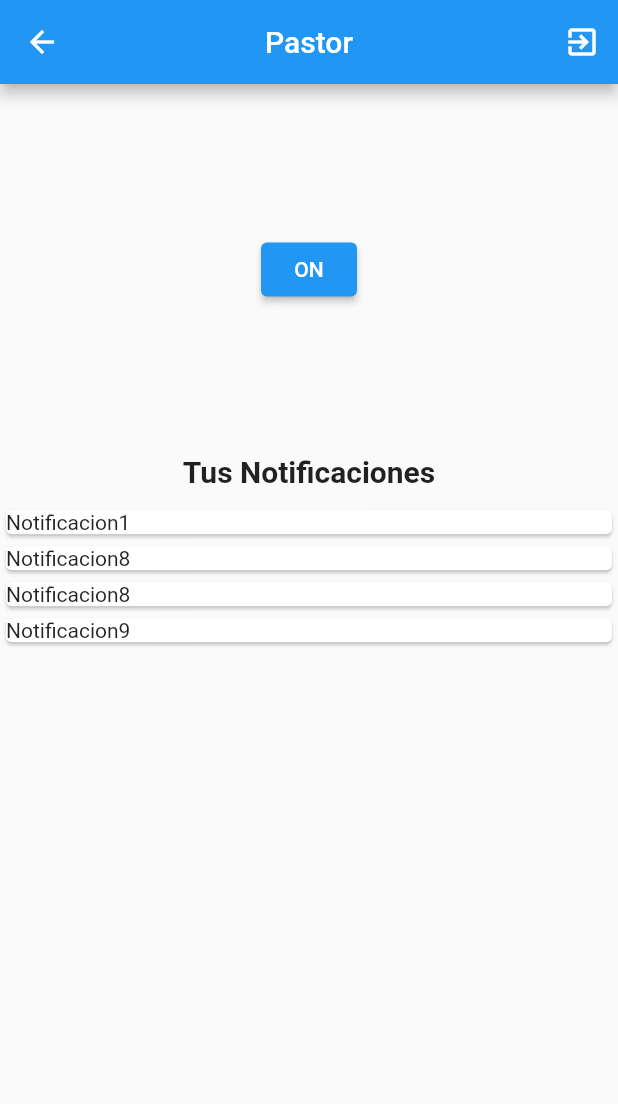
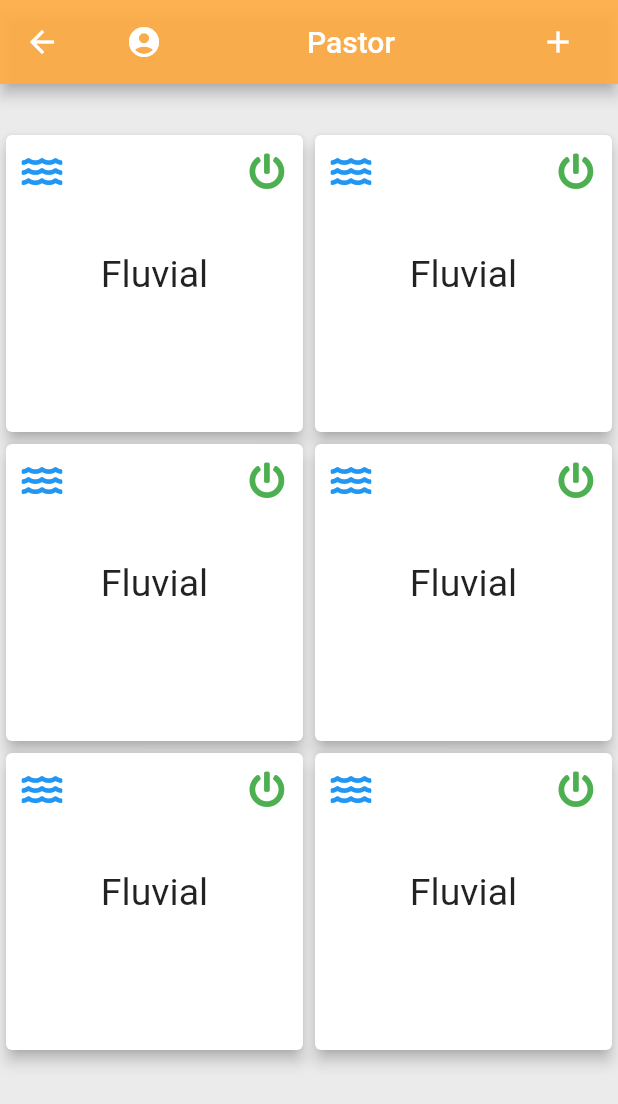
Before and after one commit to RafaelLindarte/pastorApp, a Flutter app: the HomePage screen opened by its route, on a phone screen of 412 x 824 dp. Shown: the top 1104 px of the screen. Run offline on Flutter 3.47's test engine with Material 2 defaults, Android fonts, the phone set to English and light mode, and no system bars; our stand-ins replace audioplayers, cloud_firestore, firebase_auth, firebase_core, firebase_messaging, flutter_signin_button and 3 more; missing offline and left inert: amazon_cognito_identity_dart_2; accounts and stored records are empty.

Commit message:
creacion vista home y vista notificaciones

```diff
--- a/lib/src/data/notificaciones.dart
+++ b/lib/src/data/notificaciones.dart
@@ -4,9 +4,8 @@ import 'dart:async';
 import 'package:audioplayers/audio_cache.dart';
 import 'package:firebase_core/firebase_core.dart';
 import 'package:firebase_messaging/firebase_messaging.dart';
-import 'package:flutter_local_notifications/flutter_local_notifications.dart';
 import 'package:push_notificaction/src/shared/preferences.dart';
-// import 'package:audioplayers/audioplayers.dart';
+
 
 
 class Notificaciones {
--- a/lib/src/pages/home.dart
+++ b/lib/src/pages/home.dart
@@ -1,24 +1,18 @@
-
 import 'package:flutter/material.dart';
 import 'package:fluttertoast/fluttertoast.dart';
 import 'package:provider/provider.dart';
 import 'package:push_notificaction/src/data/controller/active.dart';
 import 'package:push_notificaction/src/data/notificaciones.dart';
 import 'package:push_notificaction/src/shared/preferences.dart';
-import 'package:push_notificaction/src/widgets/on_of.dart';
-
-
+import 'package:font_awesome_flutter/font_awesome_flutter.dart';
 
 class HomePage extends StatefulWidget {
-
-
   @override
   _HomePageState createState() => _HomePageState();
 }
 
 class _HomePageState extends State<HomePage> {
-
-  List<String> list= [
+  List<String> list = [
     'Notificacion1',
     'Notificacion8',
     'Notificacion8',
@@ -27,7 +21,6 @@ class _HomePageState extends State<HomePage> {
 
   @override
   void initState() {
-
     super.initState();
     Notificaciones.messagesStream.listen((event) {
       Fluttertoast.showToast(msg: 'Recibiste una notificacón');
@@ -37,75 +30,131 @@ class _HomePageState extends State<HomePage> {
       });
     });
   }
+
   @override
   Widget build(BuildContext context) {
     final _notificationProvider = Provider.of<NotificationProvider>(context);
     final _preferences = Preferences();
     return Scaffold(
       appBar: AppBar(
-        title: Text('Pastor'),
-        centerTitle: true,
-        actions: [
+        backgroundColor: Colors.orangeAccent.withOpacity(0.9),
+        title: Row(
+          mainAxisAlignment: MainAxisAlignment.spaceBetween,
+          children: [
             IconButton(
-            onPressed: ()async{
-              await _preferences.clearPreferences();
-              Navigator.pushReplacementNamed(context, 'login');
-
-          }, icon: Icon(Icons.exit_to_app_outlined))
+                onPressed: () {
+                  _preferences.clearPreferences();
+                  Navigator.pushNamed(context, 'login');
+                  Fluttertoast.showToast(msg: 'Salir de la cuenta');
+                }, icon: Icon(Icons.account_circle_sharp)),
+            Text('Pastor'),
+            IconButton(onPressed: () {
+              Fluttertoast.showToast(msg: 'Agregar estación');
+            }, icon: Icon(Icons.add)),
           ],
         ),
-      body: Column(
+      ),
+      body: Container(
+        color: Colors.grey.withOpacity(0.16),
+        padding: EdgeInsets.only(top: 30),
+        child: GridView.builder(
+          gridDelegate:
+              SliverGridDelegateWithFixedCrossAxisCount(crossAxisCount: 2),
+          itemBuilder: (context, index) {
+            return GestureDetector(
+              child: Card(
+                  elevation: 4.0,
+                  child: Column(
                     children: [
-          Container(
-            alignment: Alignment.center,
-            height: MediaQuery.of(context).size.height*0.3,
-            child: ElevatedButton(
-              child: TextOnOf(),
-              onPressed: () async{
-                    if(_notificationProvider.active){
-                        _notificationProvider.isActive = false;
-                    }else{
-                        _notificationProvider.isActive = true;
-                    }
-                  }
+                      Row(
+                        mainAxisAlignment: MainAxisAlignment.spaceBetween,
+                        children: [
+                          IconButton(
+                              onPressed: () {},
+                              icon: FaIcon(
+                                FontAwesomeIcons.water,
+                                color: Colors.blue,
+                              )),
+                          IconButton(
+                              onPressed: () {
+                                Fluttertoast.showToast(msg: 'On/Off notificaciones');
+                              },
+                              icon: FaIcon(
+                                FontAwesomeIcons.powerOff,
+                                color: Colors.green,
+                              ))
+                        ],
+                      ),
+                      SizedBox(
+                        height: 30,
+                      ),
+                      Center(
+                        child: Text(
+                          'Fluvial',
+                          style: TextStyle(fontSize: 25),
+                        ),
+                      )
+                    ],
+                  )
+                  ),
+                  onTap: (){
+                    Navigator.pushNamed(context, 'notifications');
+                  },
+            );
+          },
+          itemCount: 6,
         ),
       ),
-          Container(
-            alignment: Alignment.center,
-            child: Text('Tus Notificaciones', style: TextStyle(fontSize: 20, fontWeight: FontWeight.bold),)),
-          SizedBox(height: 10.0,),
-          // Container(
-          //   child: FutureBuilder(
-          //     builder:(context, snaphsot){
-          //       if(snaphsot.hasData){
-          //         return Center(child: CircularProgressIndicator());
-          //       }else{
-          //         return Center(child: Text('listar notificaciones'));
-          //       }
+      // body: Column(
+      //   children: [
+      //     Container(
+      //       alignment: Alignment.center,
+      //       height: MediaQuery.of(context).size.height*0.3,
+      //       child: ElevatedButton(
+      //         child: TextOnOf(),
+      //         onPressed: () async{
+      //               if(_notificationProvider.active){
+      //                   _notificationProvider.isActive = false;
+      //               }else{
+      //                   _notificationProvider.isActive = true;
+      //               }
+      //             }
+      //       ),
+      //     ),
+      //     Container(
+      //       alignment: Alignment.center,
+      //       child: Text('Tus Notificaciones', style: TextStyle(fontSize: 20, fontWeight: FontWeight.bold),)),
+      //     SizedBox(height: 10.0,),
+      //     // Container(
+      //     //   child: FutureBuilder(
+      //     //     builder:(context, snaphsot){
+      //     //       if(snaphsot.hasData){
+      //     //         return Center(child: CircularProgressIndicator());
+      //     //       }else{
+      //     //         return Center(child: Text('listar notificaciones'));
+      //     //       }
 
-          //     }
-          //   )
-          // )
-          Container(
-            height: MediaQuery.of(context).size.height*0.3,
-            child: ListView.builder(
-              shrinkWrap: true,
-              itemBuilder: (context, item){
+      //     //     }
+      //     //   )
+      //     // )
+      //     Container(
+      //       height: MediaQuery.of(context).size.height*0.3,
+      //       child: ListView.builder(
+      //         shrinkWrap: true,
+      //         itemBuilder: (context, item){
 
-                return _listNotification(list[item]);
-              },
-              itemCount: list.length,
-              ),
-          )
+      //           return _listNotification(list[item]);
+      //         },
+      //         itemCount: list.length,
+      //         ),
+      //     )
 
-        ],
-      ),
-
+      //   ],
+      // ),
     );
   }
 
-
-  Widget _listNotification(String item){
+  Widget _listNotification(String item) {
     return Card(
       child: Container(
         child: Text(item),
--- a/pubspec.yaml
+++ b/pubspec.yaml
@@ -34,6 +34,7 @@ dependencies:
   flutter_local_notifications: ^6.0.0
   flutter_signin_button: ^2.0.0
   fluttertoast: ^8.0.7
+  font_awesome_flutter: ^9.1.0
   provider: ^5.0.0
   shared_preferences: ^2.0.6
 
@@ -46,7 +47,6 @@ flutter_icons:
   android: "launcher_icon"
   ios: true
   image_path: "assets/logo.png"
-
 
 # following page: https://dart.dev/tools/pub/pubspec
 # The following section is specific to Flutter.
```
Also changed, not shown: lib/main.dart (+5 -3 lines), lib/src/pages/notifications.dart (added, +61 -0 lines), pubspec.lock. Lines whose indentation alone changed are shown as unchanged.
